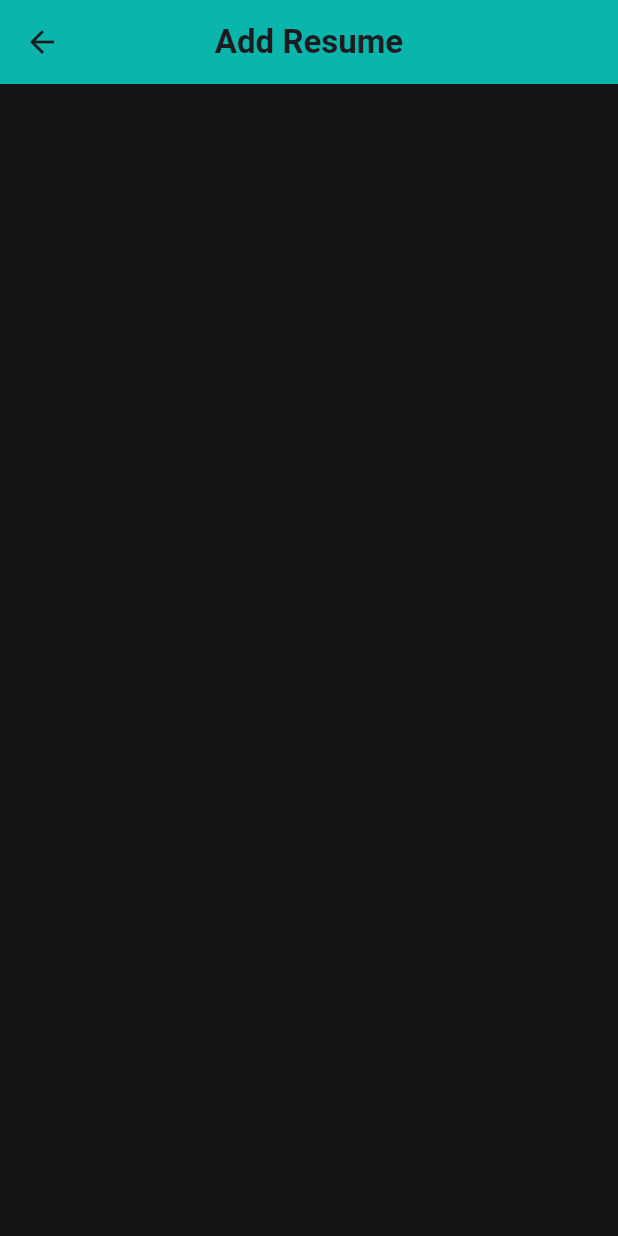
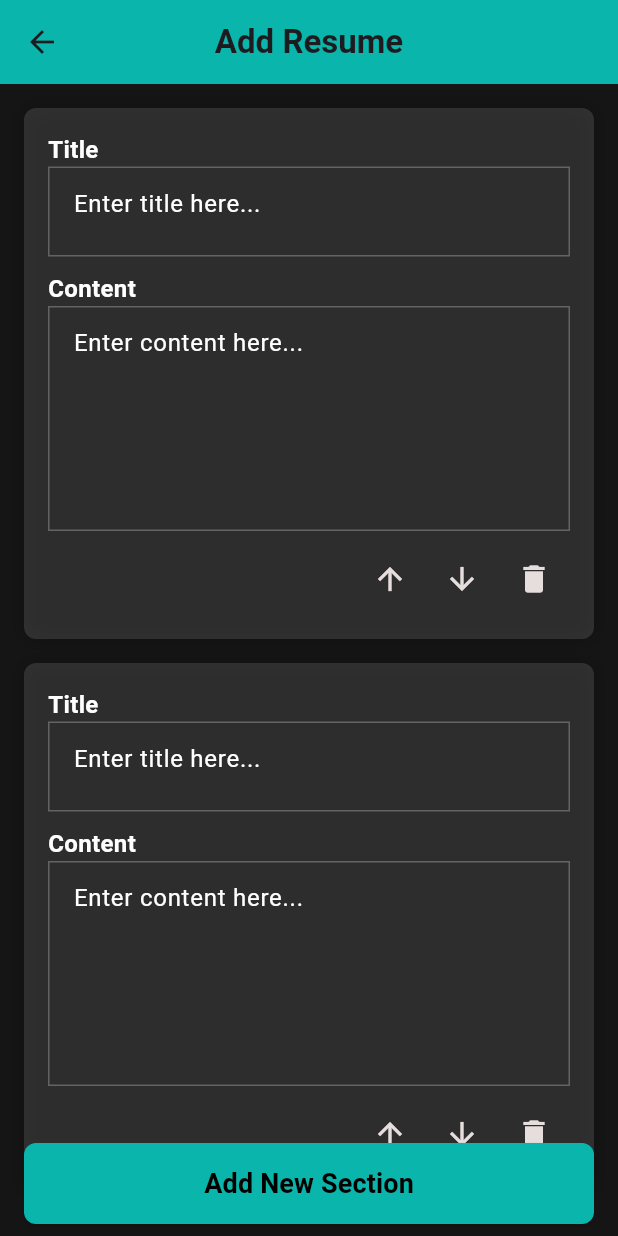
Before and after one commit to rashi8643/Resume_app, a Flutter app: the screen it shows after launch, after a tap on "Add Resume", on a phone screen of 412 x 824 dp. Run offline on Flutter 3.47's test engine with Material 3 defaults, Android fonts, the phone set to English and light mode, and no system bars.

Commit message:
add resume page ui completed

```diff
--- a/lib/main.dart
+++ b/lib/main.dart
@@ -1,5 +1,5 @@
 import 'package:flutter/material.dart';
-import 'package:flutter_resume_task/view/home_page.dart';
+import 'package:flutter_resume_task/view/pages/home_page.dart';
 
 void main() {
   runApp(const MyApp());
--- a/lib/view/add_resume_page.dart
+++ /dev/null
@@ -1,20 +0,0 @@
-import 'package:flutter/material.dart';
-
-class AddResumePage extends StatelessWidget {
-  const AddResumePage({super.key});
-
-  @override
-  Widget build(BuildContext context) {
-    return Scaffold(
-      backgroundColor: const Color(0xFF151515),
-      appBar: AppBar(
-        centerTitle: true,
-        title: const Text(
-          'Add Resume',
-          style: TextStyle(fontWeight: FontWeight.bold),
-        ),
-        backgroundColor: const Color(0xFF0ab6ab),
-      ),
-    );
-  }
-}
--- /dev/null
+++ b/lib/view/pages/add_resume_page.dart
@@ -0,0 +1,69 @@
+import 'package:flutter/material.dart';
+import 'package:flutter_resume_task/view/widgets/add_section_widget.dart';
+
+class AddResumePage extends StatelessWidget {
+  const AddResumePage({super.key});
+
+  @override
+  Widget build(BuildContext context) {
+    return Scaffold(
+      backgroundColor: const Color(0xFF151515),
+      appBar: AppBar(
+        centerTitle: true,
+        title: const Text(
+          'Add Resume',
+          style: TextStyle(fontWeight: FontWeight.bold),
+        ),
+        backgroundColor: const Color(0xFF0ab6ab),
+      ),
+      body: Padding(
+        padding: const EdgeInsets.only(
+          top: 16,
+          left: 16,
+          right: 16,
+          bottom: 48,
+        ),
+        child: ListView.separated(
+          clipBehavior: Clip.none,
+          separatorBuilder: (context, index) => const SizedBox(height: 16),
+          itemBuilder: (context, index) {
+            return AddSectionWidget();
+          },
+          itemCount: 2,
+        ),
+      ),
+      bottomNavigationBar: SizedBox(
+        height: 70,
+        child: Padding(
+          padding: const EdgeInsets.symmetric(
+            horizontal: 16,
+            vertical: 8,
+          ),
+          child: ElevatedButton(
+            style: ElevatedButton.styleFrom(
+                backgroundColor: const Color(0xFF0ab6ab),
+                shape: RoundedRectangleBorder(
+                  borderRadius: BorderRadius.circular(8),
+                )),
+            onPressed: () {
+              Navigator.push(
+                context,
+                MaterialPageRoute(
+                  builder: (context) => AddResumePage(),
+                ),
+              );
+            },
+            child: const Text(
+              'Add New Section',
+              style: TextStyle(
+                color: Colors.black,
+                fontWeight: FontWeight.bold,
+                fontSize: 18,
+              ),
+            ),
+          ),
+        ),
+      ),
+    );
+  }
+}
--- a/lib/view/home_page.dart
+++ b/lib/view/pages/home_page.dart
@@ -1,5 +1,5 @@
 import 'package:flutter/material.dart';
-import 'package:flutter_resume_task/view/add_resume_page.dart';
+import 'package:flutter_resume_task/view/pages/add_resume_page.dart';
 
 class HomePage extends StatelessWidget {
   const HomePage({super.key});
@@ -22,8 +22,9 @@ class HomePage extends StatelessWidget {
             padding: const EdgeInsets.symmetric(horizontal: 14, vertical: 10),
             child: Container(
               decoration: BoxDecoration(
-                  borderRadius: BorderRadius.circular(4),
-                  color: Colors.white12),
+                borderRadius: BorderRadius.circular(4),
+                color: Colors.white12,
+              ),
               child: const Padding(
                 padding: EdgeInsets.symmetric(horizontal: 12, vertical: 8),
                 child: Column(
@@ -51,10 +52,13 @@ class HomePage extends StatelessWidget {
         },
         itemCount: 2,
       ),
-      bottomNavigationBar: Container(
+      bottomNavigationBar: SizedBox(
         height: 70,
         child: Padding(
-          padding: const EdgeInsets.all(8.0),
+          padding: const EdgeInsets.symmetric(
+            horizontal: 16,
+            vertical: 8,
+          ),
           child: ElevatedButton(
             style: ElevatedButton.styleFrom(
                 backgroundColor: const Color(0xFF0ab6ab),
--- /dev/null
+++ b/lib/view/widgets/add_section_widget.dart
@@ -0,0 +1,111 @@
+import 'package:flutter/material.dart';
+
+class AddSectionWidget extends StatelessWidget {
+  const AddSectionWidget({
+    super.key,
+  });
+
+  @override
+  Widget build(BuildContext context) {
+    return Container(
+      decoration: BoxDecoration(
+        color: Colors.white12,
+        boxShadow: [
+          BoxShadow(
+              blurRadius: 10,
+              color: Theme.of(context).shadowColor.withAlpha(60)),
+        ],
+        borderRadius: BorderRadius.circular(8),
+      ),
+      child: Padding(
+        padding: const EdgeInsets.symmetric(horizontal: 16, vertical: 16),
+        child: Column(
+          crossAxisAlignment: CrossAxisAlignment.start,
+          children: [
+            const Text(
+              'Title',
+              style: TextStyle(
+                fontWeight: FontWeight.bold,
+                fontSize: 16,
+                color: Colors.white,
+              ),
+            ),
+            Container(
+              height: 60,
+              width: MediaQuery.sizeOf(context).width,
+              decoration: BoxDecoration(
+                  border: Border.all(
+                      width: 1,
+                      color:
+                          Color.fromARGB(255, 230, 221, 221).withOpacity(.30))),
+              child: TextField(
+                decoration: const InputDecoration(
+                  contentPadding: EdgeInsets.symmetric(horizontal: 16),
+                  border: InputBorder.none,
+                  hintText: 'Enter title here...',
+                  hintStyle: TextStyle(color: Colors.white),
+                ),
+              ),
+            ),
+            const SizedBox(
+              height: 10,
+            ),
+            const Text(
+              'Content',
+              style: TextStyle(
+                fontWeight: FontWeight.bold,
+                fontSize: 16,
+                color: Colors.white,
+              ),
+            ),
+            Container(
+              height: 150,
+              width: MediaQuery.sizeOf(context).width,
+              decoration: BoxDecoration(
+                  border: Border.all(
+                      width: 1,
+                      color: const Color.fromARGB(255, 230, 221, 221)
+                          .withOpacity(.30))),
+              child: TextField(
+                decoration: const InputDecoration(
+                  contentPadding: EdgeInsets.symmetric(horizontal: 16),
+                  border: InputBorder.none,
+                  hintText: 'Enter content here...',
+                  hintStyle: TextStyle(color: Colors.white),
+                ),
+              ),
+            ),
+            Padding(
+              padding: const EdgeInsets.only(top: 8),
+              child: Row(
+                mainAxisSize: MainAxisSize.min,
+                children: [
+                  const Expanded(child: SizedBox()),
+                  IconButton(
+                      onPressed: () {},
+                      icon: const Icon(
+                        Icons.arrow_upward,
+                        color: Color.fromARGB(255, 230, 221, 221),
+                      )),
+                  IconButton(
+                      onPressed: () {},
+                      icon: const Icon(
+                        Icons.arrow_downward_outlined,
+                        color: Color.fromARGB(255, 230, 221, 221),
+                      )),
+                  IconButton(
+                    onPressed: () {},
+                    icon: const Icon(
+                      Icons.delete,
+                      color: Color.fromARGB(255, 230, 221, 221),
+                    ),
+                  )
+                ],
+              ),
+            ),
+          ],
+        ),
+      ),
+    );
+  }
+}
```
